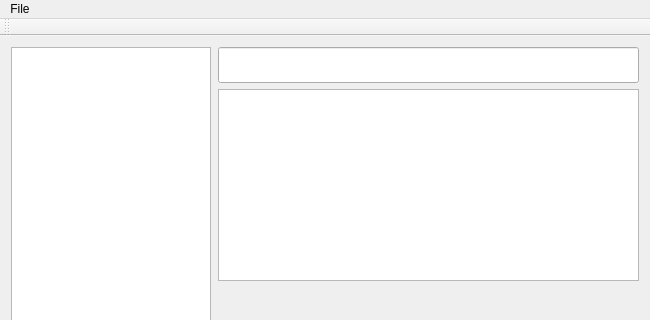
This is Notes/mainwindow.ui in Kola50011/programming-htlwrn as Qt 5 draws it before an edit; both pictures show x 0 to 650 and y 0 to 320 of the 650 by 500 pixel window. The edited form follows.
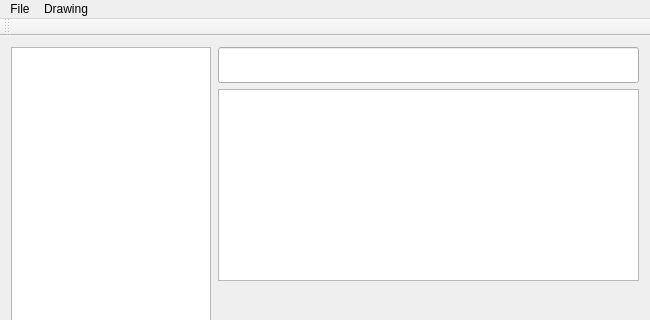
This is the edited form. Custom widgets are drawn as their Qt base class.

```diff
--- a/Notes/mainwindow.ui
+++ b/Notes/mainwindow.ui
@@ -172,7 +172,14 @@
     <addaction name="separator"/>
     <addaction name="actionExit"/>
    </widget>
+   <widget class="QMenu" name="menuDrawing">
+    <property name="title">
+     <string>Drawing</string>
+    </property>
+    <addaction name="actionColor"/>
+   </widget>
    <addaction name="menuFile"/>
+   <addaction name="menuDrawing"/>
   </widget>
   <action name="actionNew">
    <property name="text">
```
Left out of the diff: 8 changed lines with no effect on the pictures.
